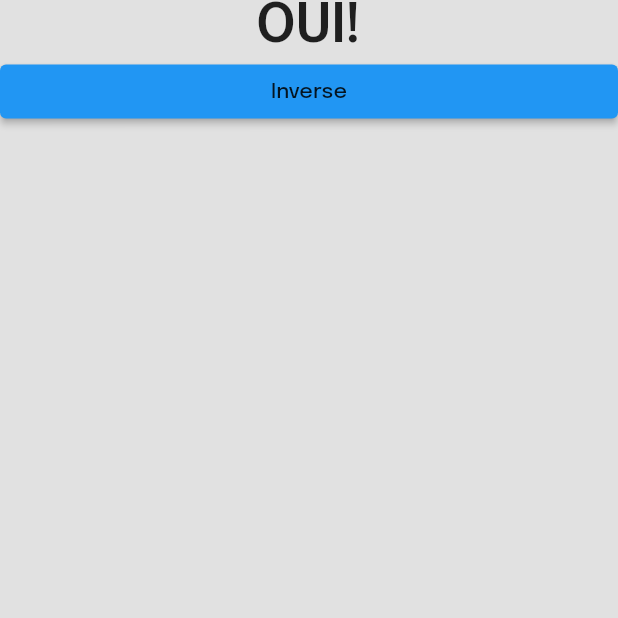
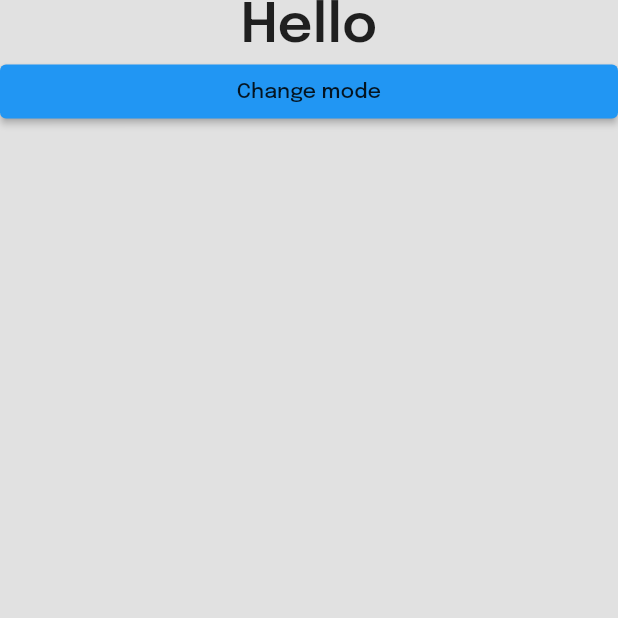
Before and after one commit to UwUClub/AwARea, a Flutter app: the screen it shows after launch, on a phone screen of 412 x 824 dp, the top half of it. Run offline on Flutter 3.47's test engine with Material 2 defaults, Android fonts, the phone set to English and light mode, and no system bars; our stand-ins replace get_it; generated files the repository leaves out were written again.

Commit message:
Add internationalization en / fr / es

```diff
--- /dev/null
+++ b/flutter_area/l10n.yaml
@@ -0,0 +1,3 @@
+arb-dir: lib/l10n
+template-arb-file: app_en.arb
+output-localization-file: app_localizations.dart
--- a/flutter_area/lib/UI/Demo/demo_view.dart
+++ b/flutter_area/lib/UI/Demo/demo_view.dart
@@ -1,4 +1,5 @@
 import 'package:flutter/material.dart';
+import 'package:flutter_gen/gen_l10n/app_localizations.dart';
 
 import '../../Core/Locator/locator.dart';
 import '../../Core/Manager/theme_manager.dart';
@@ -20,11 +21,11 @@
       child: Center(
           child: Column(
         children: <Widget>[
-          Text('OUI!', style: Theme.of(context).textTheme.titleLarge),
+          Text(AppLocalizations.of(context)!.hello, style: Theme.of(context).textTheme.titleLarge),
           ElevatedButton(
               onPressed: () => themeManager.inverseThemeMode(),
               child: Center(
-                  child: Text('Inverse',
+                  child: Text(AppLocalizations.of(context)!.changeMode,
                       style: Theme.of(context).textTheme.labelLarge)))
         ],
       )),
--- a/flutter_area/lib/UI/ReusableWidgets/mk_background.dart
+++ b/flutter_area/lib/UI/ReusableWidgets/mk_background.dart
@@ -1,7 +1,6 @@
 import 'package:flutter/material.dart';
 
 import '../../Utils/Extensions/color_extensions.dart';
-import '../../Utils/constants.dart';
 
 class MkBackground extends StatefulWidget {
   const MkBackground({super.key, required this.child});
@@ -16,8 +15,8 @@
   @override
   Widget build(BuildContext context) {
     return Container(
-      height: kDeviceHeight,
-      width: kDeviceWidth,
+      height: MediaQuery.of(context).size.height,
+      width: MediaQuery.of(context).size.width,
       color: Theme.of(context).brightness == Brightness.light
           ? Theme.of(context).colorScheme.lightColor1
           : Theme.of(context).colorScheme.darkColor1,
--- /dev/null
+++ b/flutter_area/lib/l10n/app_en.arb
@@ -0,0 +1,4 @@
+{
+    "hello": "Hello",
+    "changeMode": "Change mode"
+}
--- /dev/null
+++ b/flutter_area/lib/l10n/app_es.arb
@@ -0,0 +1,4 @@
+{
+    "hello": "Hola",
+    "changeMode": "Cambiar modo"
+}
--- /dev/null
+++ b/flutter_area/lib/l10n/app_fr.arb
@@ -0,0 +1,4 @@
+{
+    "hello": "Salut",
+    "changeMode": "Changer de mode"
+}
--- a/flutter_area/lib/main.dart
+++ b/flutter_area/lib/main.dart
@@ -1,4 +1,5 @@
 import 'package:flutter/material.dart';
+import 'package:flutter_gen/gen_l10n/app_localizations.dart';
 
 import 'Core/Locator/locator.dart';
 import 'Core/Manager/theme_manager.dart';
@@ -33,6 +34,8 @@
           themeMode: currentMode,
           home: const MyHomePage(),
           debugShowCheckedModeBanner: false,
+          localizationsDelegates: AppLocalizations.localizationsDelegates,
+          supportedLocales: AppLocalizations.supportedLocales,
         );
       },
     );
--- a/flutter_area/pubspec.yaml
+++ b/flutter_area/pubspec.yaml
@@ -37,6 +37,9 @@
   cupertino_icons: ^1.0.2
   stacked: ^3.4.1+1
   get_it: ^7.6.4
+  flutter_localizations:
+    sdk: flutter
+  intl: any
 
 dev_dependencies:
   flutter_test:
@@ -59,6 +62,7 @@
   # included with your application, so that you can use the icons in
   # the material Icons class.
   uses-material-design: true
+  generate: true
 
   assets:
     - assets/images/
```
Also changed, not shown: 1 other file.
